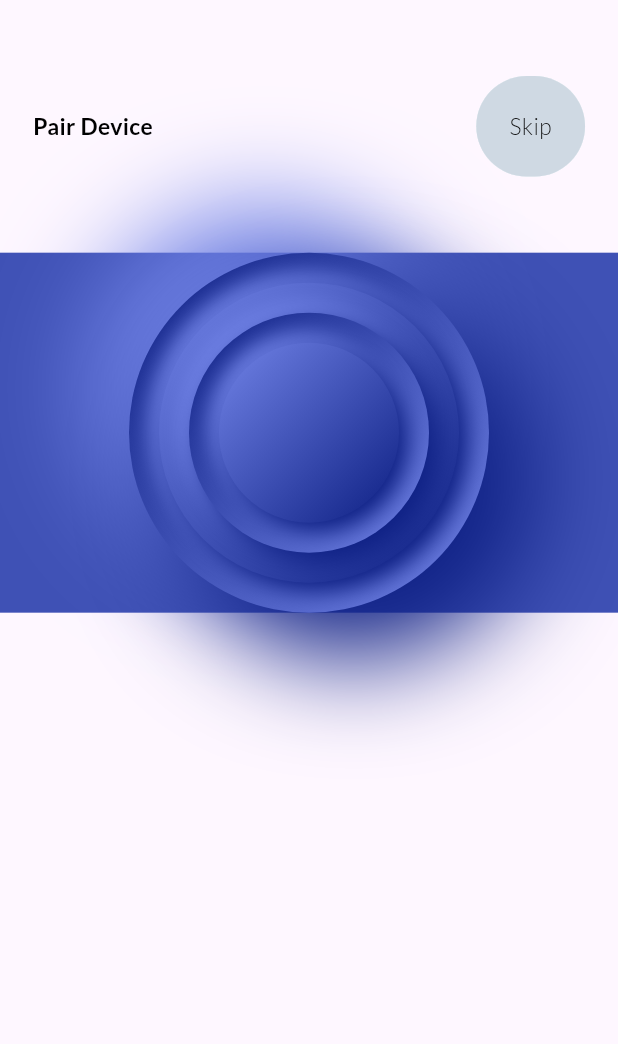
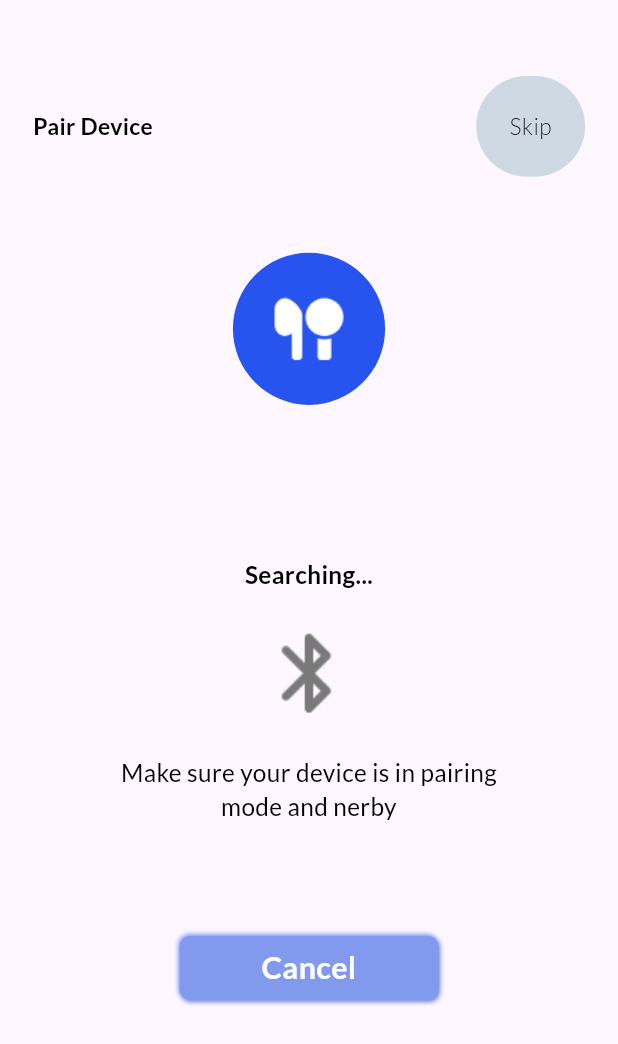
Before and after one commit to codewithjaspreet/apelabs, a Flutter app: the screen it shows after launch, on a phone screen of 412 x 824 dp. Shown: the top 1044 px of the screen. Run offline on Flutter 3.47's test engine with Material 3 defaults, Android fonts, the phone set to English and light mode, and no system bars; drawn by our look-alikes of clay_containers; our stand-ins replace flutter_screenutil, get, go_router, google_fonts, intl_phone_field.

Commit message:
bluetooth-added

```diff
--- a/lib/features/bluetooth/controllers/bluetooth_controller.dart
+++ b/lib/features/bluetooth/controllers/bluetooth_controller.dart
@@ -1,5 +1,4 @@
 import 'package:flutter/material.dart';
-import 'package:get/get_state_manager/src/rx_flutter/rx_ticket_provider_mixin.dart';
 
 import 'package:get/get.dart';
 
--- a/lib/features/bluetooth/views/connectivity.dart
+++ b/lib/features/bluetooth/views/connectivity.dart
@@ -1,5 +1,5 @@
 import 'package:apelabs/features/bluetooth/controllers/bluetooth_controller.dart';
-import 'package:clay_containers/constants.dart';
+import 'package:apelabs/utils/constants/sizes.dart';
 import 'package:clay_containers/widgets/clay_container.dart';
 import 'package:flutter/material.dart';
 import 'package:get/get.dart';
@@ -9,6 +9,7 @@ import 'package:flutter_screenutil/flutter_screenutil.dart';
 class BluetoothConnectivity extends StatelessWidget {
   BluetoothConnectivity({super.key});
   final ClayController controller = Get.put(ClayController());
+
   @override
   Widget build(BuildContext context) {
     return Scaffold(
@@ -55,53 +56,150 @@ class BluetoothConnectivity extends StatelessWidget {
             ),
           ),
           Container(
-            color: controller.baseColor,
+            width: 100.w, // Width of the circular container
+            height: 100.h, // Height of the circular container
+            decoration: const BoxDecoration(
+              shape: BoxShape.circle,
+              color: Color(
+                  0XFF2753EF), // Background color of the circular container
+            ),
             child: Center(
-              child: Obx(() {
-                return ClayContainer(
-                  color: controller.baseColor,
-                  height: 240,
-                  width: 240,
-                  borderRadius: 200,
-                  curveType: CurveType.concave,
-                  spread: 30,
-                  depth: controller.firstDepth.value.toInt(),
-                  child: Center(
-                    child: ClayContainer(
-                      height: 200,
-                      width: 200,
-                      borderRadius: 200,
-                      depth: controller.secondDepth.value.toInt(),
-                      curveType: CurveType.convex,
-                      color: controller.baseColor,
-                      child: Center(
-                        child: ClayContainer(
-                          height: 160,
-                          width: 160,
-                          borderRadius: 200,
-                          color: controller.baseColor,
-                          depth: controller.thirdDepth.value.toInt(),
-                          curveType: CurveType.concave,
-                          child: Center(
-                            child: ClayContainer(
-                              height: 120,
-                              width: 120,
-                              borderRadius: 200,
-                              color: controller.baseColor,
-                              depth: controller.fourthDepth.value.toInt(),
-                              curveType: CurveType.convex,
-                            ),
-                          ),
-                        ),
-                      ),
-                    ),
-                  ),
-                );
-              }),
+              child: Image.asset(
+                'assets/images/earbuds.png', // Path to your image asset
+                width: 50.w, // Width of the image
+                height: 50.h, // Height of the image
+                fit: BoxFit.cover, // Ensure the image covers the container
+              ),
             ),
           ),
+          const SearchingDevice()
         ],
       ),
     );
   }
 }
+
+class SearchingDevice extends StatelessWidget {
+  const SearchingDevice({super.key});
+
+  @override
+  Widget build(BuildContext context) {
+    return Padding(
+      padding: EdgeInsets.symmetric(vertical: 100.h),
+      child: Column(
+        crossAxisAlignment: CrossAxisAlignment.center,
+        children: [
+          Text(
+            textAlign: TextAlign.center,
+            'Searching...',
+            style: GoogleFonts.lato(
+              textStyle: TextStyle(
+                fontWeight: FontWeight.w600,
+                fontSize: 16.sp,
+                color: Colors.black,
+              ),
+            ),
+          ),
+          const SizedBox(
+            height: TSizes.defaultSpace,
+          ),
+          Image.asset(
+            'assets/images/blue_1.png', // Path to your image asset
+            width: 60.w, // Width of the image
+            height: 60.h, // Height of the image
+            fit: BoxFit.cover, // Ensure the image covers the container
+          ),
+          const SizedBox(
+            height: TSizes.defaultSpace,
+          ),
+          Text(
+            textAlign: TextAlign.center,
+            'Make sure your device is in pairing \nmode and nerby',
+            style: GoogleFonts.lato(
+              textStyle: TextStyle(
+                fontWeight: FontWeight.w400,
+                fontSize: 16.sp,
+                color: Colors.black,
+              ),
+            ),
+          ),
+          SizedBox(
+            height: TSizes.defaultSpace + 50.h,
+          ),
+          ClayContainer(
+            color: const Color(0XFF829AED),
+            width: 157.w,
+            height: 42.h,
+            spread: 1,
+            borderRadius: 7.sp,
+            child: Center(
+              child: Text(
+                textAlign: TextAlign.center,
+                'Cancel',
+                style: GoogleFonts.lato(
+                  textStyle: TextStyle(
+                    fontWeight: FontWeight.w700,
+                    fontSize: 20.sp,
+                    color: Colors.white,
+                  ),
+                ),
+              ),
+            ),
+          )
+        ],
+      ),
+    );
+  }
+}
+
+
+
+
+
+   // Container(
+          //   // color: controller.baseColor,
+          //   child: Center(
+          //     child: Obx(() {
+          //       return ClayContainer(
+          //         color: controller.baseColor,
+          //         height: 240,
+
+          //         width: 240,
+          //         borderRadius: 200,
+          //         curveType: CurveType.concave,
+          //         spread: 30,
+          //         depth: controller.firstDepth.value.toInt(),
+          //         child: Center(
+          //           child: ClayContainer(
+          //             height: 200,
+          //             width: 200,
+          //             borderRadius: 200,
+          //             depth: controller.secondDepth.value.toInt(),
+          //             curveType: CurveType.convex,
+          //             color: controller.baseColor,
+          //             child: Center(
+          //               child: ClayContainer(
+          //                 height: 160,
+          //                 width: 160,
+          //                 borderRadius: 200,
+          //                 color: controller.baseColor,
+          //                 depth: controller.thirdDepth.value.toInt(),
+          //                 curveType: CurveType.concave,
+          //                 child: Center(
+          //                   child: ClayContainer(
+          //                     height: 120,
+          //                     width: 120,
+          //                     borderRadius: 200,
+          //                     color: controller.baseColor,
+          //                     depth: controller.fourthDepth.value.toInt(),
+          //                     curveType: CurveType.convex,
+          //                   ),
+          //                 ),
+          //               ),
+          //             ),
+          //           ),
+          //         ),
+          //       );
+          //     }),
+          //   ),
+          // ),
--- a/pubspec.yaml
+++ b/pubspec.yaml
@@ -19,6 +19,7 @@ dependencies:
   clay_containers: any
   google_fonts: any
   go_router: any
+  intl_phone_field: any
 dev_dependencies:
   flutter_test:
     sdk: flutter
@@ -31,7 +32,6 @@ dev_dependencies:
   flutter_blue_plus: ^1.32.12
   get: ^4.6.6
   google_fonts: ^6.2.1
-
 flutter:
   uses-material-design: true
 
```
Also changed, not shown: lib/features/auth/singnup/views/full_name_screen.dart (+7 -7 lines), lib/features/auth/singnup/views/otp_verification_screen.dart (+5 -5 lines), lib/features/auth/singnup/views/phonenumber_screen.dart (+7 -7 lines), lib/features/auth/singnup/views/singup_screen.dart (+10 -10 lines), assets/images/earbuds.png (added), pubspec.lock.
